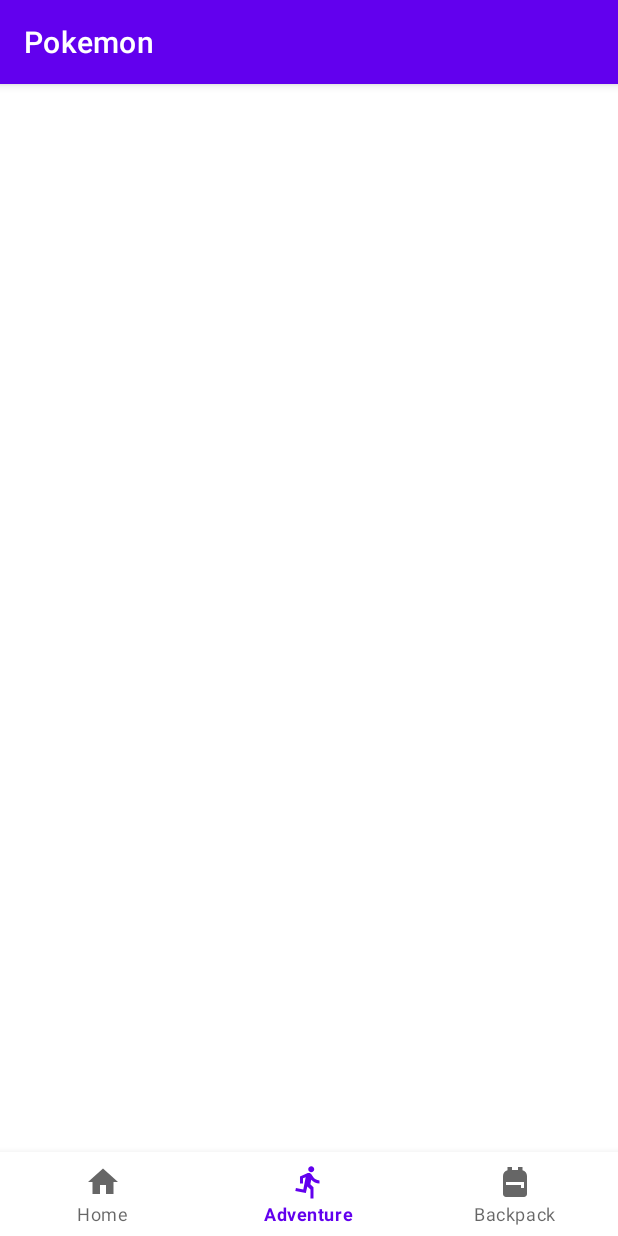
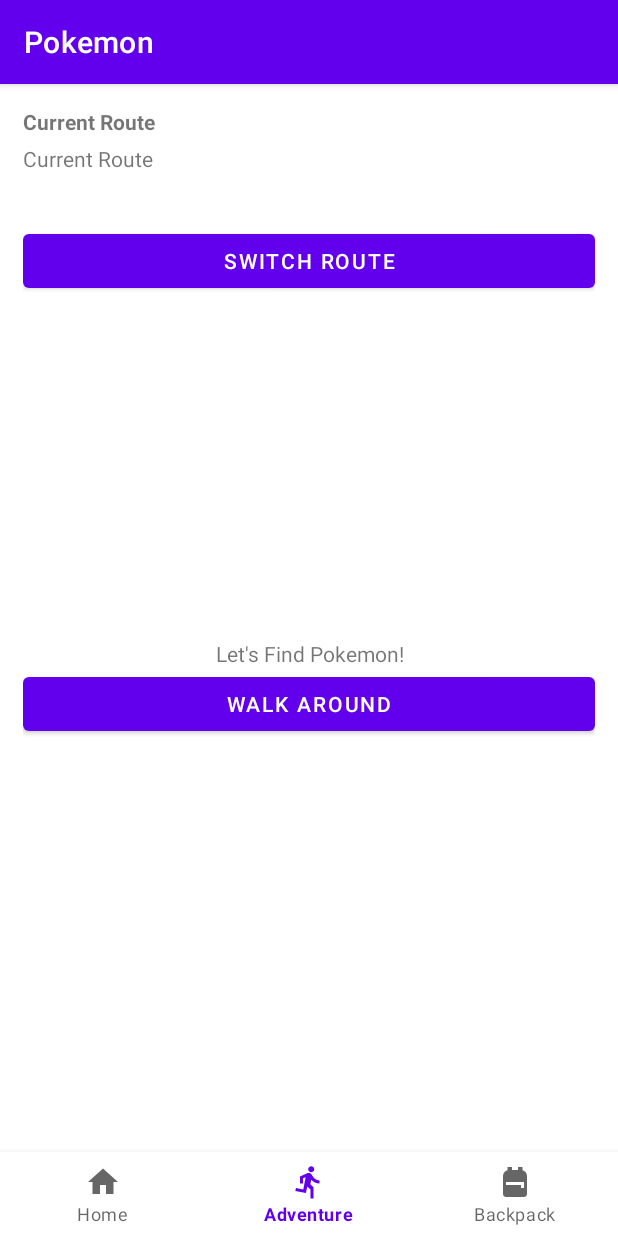
Before and after one commit to KetsunoAna117/Pokemon, an Android app: the AdventureActivity screen opened directly, with no data from a screen before it, on a phone screen of 412 x 824 dp. Run offline under Robolectric (Android 15) with nearby library versions, the phone set to English and light mode, and no system bars.

Commit message:
added a lot of things

```diff
--- a/app/src/main/java/id/ac/binus/pokemon/view/AdventureActivity.java
+++ b/app/src/main/java/id/ac/binus/pokemon/view/AdventureActivity.java
@@ -4,19 +4,30 @@ import androidx.annotation.NonNull;
 import androidx.appcompat.app.AppCompatActivity;
 
 import android.content.Intent;
+import android.content.res.ColorStateList;
+import android.graphics.Color;
 import android.os.Bundle;
 import android.view.Menu;
 import android.view.MenuInflater;
 import android.view.MenuItem;
+import android.widget.Button;
+import android.widget.TextView;
 
 import com.google.android.material.bottomnavigation.BottomNavigationView;
+import com.google.android.material.button.MaterialButton;
 import com.google.android.material.navigation.NavigationBarView;
 
+import java.util.Vector;
+
 import id.ac.binus.pokemon.R;
+import id.ac.binus.pokemon.controller.AdventureController;
 
 public class AdventureActivity extends AppCompatActivity implements NavigationBarView.OnItemSelectedListener{
 
-    BottomNavigationView nav;
+    private BottomNavigationView nav;
+    private TextView adventure_activity_current_route, adventure_activity_current_route_pokemon;
+    private MaterialButton adventure_activity_switch_route_button;
+    private  Button adventure_activity_find_pokemon_button;
 
     @Override
     protected void onCreate(Bundle savedInstanceState) {
@@ -29,6 +40,9 @@ public class AdventureActivity extends AppCompatActivity implements NavigationBa
         Menu menu = nav.getMenu();
         menu.getItem(0).setChecked(false);
         menu.getItem(1).setChecked(true);
+
+        putView();
+        declareButtonClickEvent();
     }
 
     @Override
@@ -47,4 +61,45 @@ public class AdventureActivity extends AppCompatActivity implements NavigationBa
         }
         return false;
     }
+
+    private void putView(){
+        if(AdventureController.getActiveRoute() == null){
+            Intent areaSelectionIntent = new Intent(AdventureActivity.this, AreaSelectionActivity.class);
+            startActivity(areaSelectionIntent);
+        }
+        else{
+            adventure_activity_current_route = (TextView) findViewById(R.id.adventure_activity_current_route);
+            adventure_activity_current_route_pokemon = (TextView) findViewById(R.id.adventure_activity_current_route_pokemon);
+            adventure_activity_switch_route_button = (MaterialButton) findViewById(R.id.adventure_activity_switch_route_button);
+
+            adventure_activity_current_route.setText(AdventureController.getActiveRoute().getRouteName());
+            Vector<String> pokemonList = AdventureController.getActiveRoute().getAreaPokemonList();
+            for(int i=0; i<pokemonList.size(); i++){
+                if(i < pokemonList.size() - 1){
+                    adventure_activity_current_route_pokemon.append(pokemonList.get(i) + ", ");
+                }
+                else{
+                    adventure_activity_current_route_pokemon.append(pokemonList.get(i));
+                }
+            }
+
+            adventure_activity_switch_route_button.setBackgroundColor(Color.WHITE);
+            adventure_activity_switch_route_button.setTextColor(Color.BLUE);
+            adventure_activity_switch_route_button.setStrokeColor(ColorStateList.valueOf(Color.BLUE));
+            adventure_activity_switch_route_button.setStrokeWidth(3);
+            adventure_activity_switch_route_button.setOnClickListener(view -> {
+                Intent areaSelectionIntent = new Intent(AdventureActivity.this, AreaSelectionActivity.class);
+                startActivity(areaSelectionIntent);
+            });
+
+        }
+    }
+
+    private void declareButtonClickEvent(){
+        adventure_activity_find_pokemon_button = (Button) findViewById(R.id.adventure_activity_find_pokemon_button);
+        adventure_activity_find_pokemon_button.setOnClickListener(view -> {
+            Intent battleIntent = new Intent(AdventureActivity.this, PokemonBattleActivity.class);
+            startActivity(battleIntent);
+        });
+    }
 }
--- a/app/src/main/res/layout/activity_adventure.xml
+++ b/app/src/main/res/layout/activity_adventure.xml
@@ -10,20 +10,64 @@
         android:layout_margin="15sp"
         android:orientation="vertical"
         android:layout_width="match_parent"
-        android:layout_height="match_parent">
+        android:layout_height="650sp" >
 
-        <FrameLayout
-            android:id="@+id/adventure_main_frame"
+        <LinearLayout
+            android:orientation="vertical"
             android:layout_width="match_parent"
-            android:layout_height="500sp"
-            />
+            android:layout_height="wrap_content">
 
-        <FrameLayout
-            android:id="@+id/adventure_action_frame"
+            <TextView
+                android:textStyle="bold"
+                android:text="Current Route"
+                android:layout_width="match_parent"
+                android:layout_height="wrap_content" />
+            <TextView
+                android:layout_marginTop="5sp"
+                android:id="@+id/adventure_activity_current_route"
+                android:text="Current Route"
+                android:layout_width="match_parent"
+                android:layout_height="wrap_content" />
+            <TextView
+                android:textStyle="bold"
+                android:id="@+id/adventure_activity_current_route_pokemon"
+                android:layout_width="match_parent"
+                android:layout_height="wrap_content" />
+
+            <com.google.android.material.button.MaterialButton
+                android:id="@+id/adventure_activity_switch_route_button"
+                android:layout_marginTop="15sp"
+                android:text="Switch Route"
+                android:layout_width="match_parent"
+                android:layout_height="wrap_content"
+                />
+        </LinearLayout>
+
+        <LinearLayout
+            android:id="@+id/adventure_activity_action_message"
+            android:gravity="center"
+            android:orientation="vertical"
             android:layout_width="match_parent"
-            android:layout_height="150sp" />
+            android:layout_height="match_parent" >
+
+            <TextView
+                android:id="@+id/adventure_activity_loading_status"
+                android:layout_width="match_parent"
+                android:layout_height="wrap_content"
+                android:gravity="center"
+                android:text="Let's Find Pokemon!"/>
+
+            <Button
+                android:id="@+id/adventure_activity_find_pokemon_button"
+                android:text="Walk Around"
+                android:layout_width="match_parent"
+                android:layout_height="wrap_content" />
+
+        </LinearLayout>
 
     </LinearLayout>
+
+
 
     <com.google.android.material.bottomnavigation.BottomNavigationView
         android:layout_width="match_parent"
--- a/app/src/main/res/values/strings.xml
+++ b/app/src/main/res/values/strings.xml
@@ -1,4 +1,6 @@
 <resources>
     <string name="app_name">Pokemon</string>
     <string name="trainer_info">Trainer Info</string>
+    <!-- TODO: Remove or change this placeholder text -->
+    <string name="hello_blank_fragment">Hello blank fragment</string>
 </resources>
```
Also changed, not shown: app/src/main/AndroidManifest.xml (+14 -6 lines), app/src/main/java/id/ac/binus/pokemon/controller/AdventureController.java (added, +78 -0 lines), app/src/main/java/id/ac/binus/pokemon/controller/OnRouteSwitchListener.java (added, +7 -0 lines), app/src/main/java/id/ac/binus/pokemon/model/Route.java (added, +25 -0 lines), app/src/main/java/id/ac/binus/pokemon/view/AreaAdapter.java (added, +73 -0 lines), app/src/main/java/id/ac/binus/pokemon/view/AreaSelectionActivity.java (added, +71 -0 lines), app/src/main/java/id/ac/binus/pokemon/view/PokemonBattleActivity.java (added, +48 -0 lines), app/src/main/res/drawable/battle_message_border.xml (added, +14 -0 lines), app/src/main/res/drawable/button_attack.xml (added, +7 -0 lines), app/src/main/res/layout/activity_area_adapter.xml (added, +34 -0 lines), app/src/main/res/layout/activity_area_selection.xml (added, +43 -0 lines), app/src/main/res/layout/activity_pokemon_battle.xml (added, +205 -0 lines).
